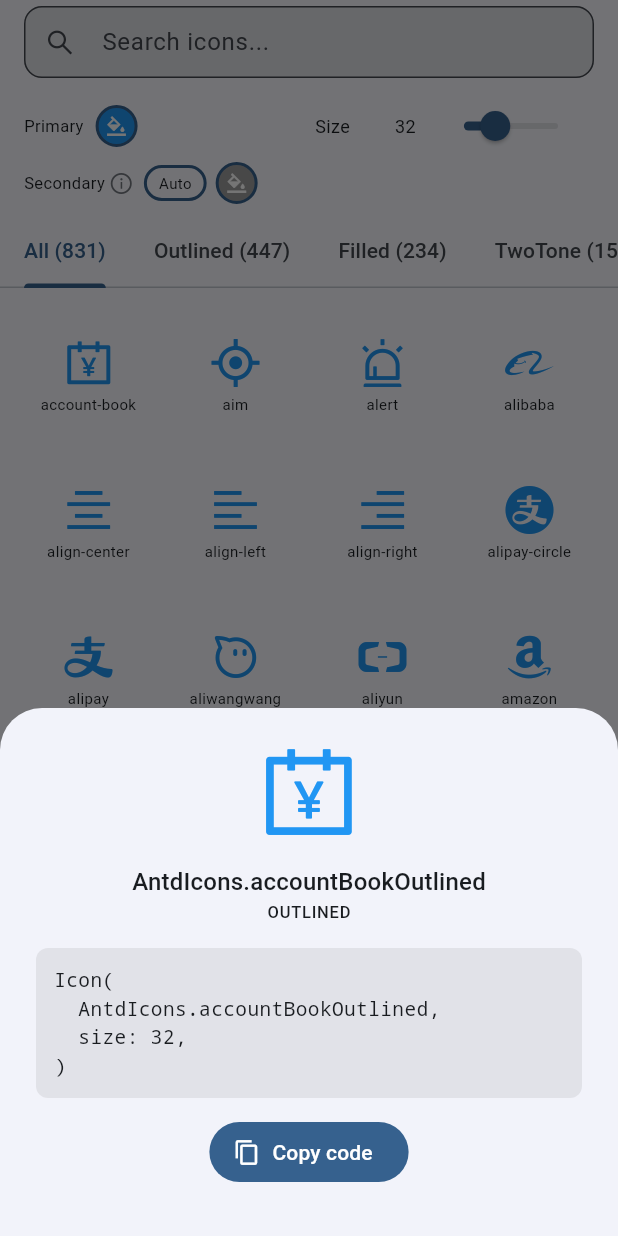
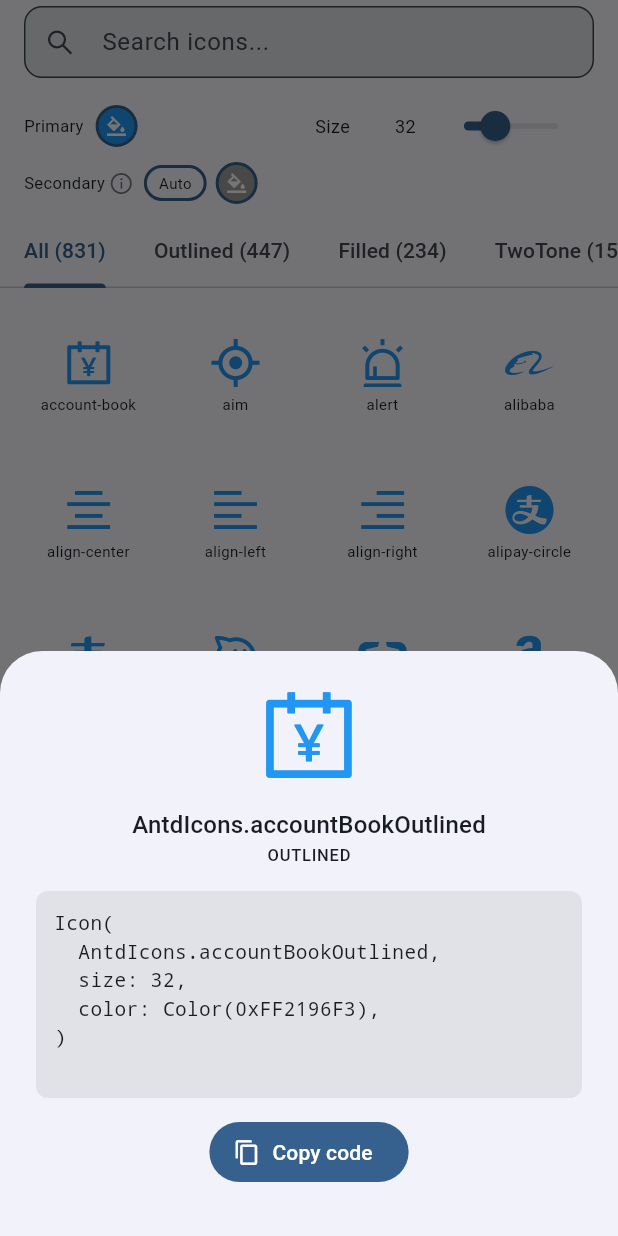
Before and after one commit to ocostalucas/ant_icons_plus, a Flutter app: the screen it shows after launch, after a tap on "account-book", on a phone screen of 412 x 824 dp. Run offline on Flutter 3.47's test engine with Material 3 defaults, Android fonts, the phone set to English and light mode, and no system bars; our stand-ins replace flutter_colorpicker, flutter_svg.

Commit message:
feat: add primary and secondary color support in icon detail sheet

```diff
--- a/example/lib/gallery_page.dart
+++ b/example/lib/gallery_page.dart
@@ -82,6 +82,8 @@ class _GalleryPageState extends State<GalleryPage>
             item: item,
             iconSize: _iconSize,
             iconPreview: _buildIcon(item, size: 64),
+            primaryColor: _color,
+            secondaryColor: _secondaryColor,
           ),
           child: Column(
             mainAxisAlignment: MainAxisAlignment.center,
--- a/example/lib/widgets/icon_detail_sheet.dart
+++ b/example/lib/widgets/icon_detail_sheet.dart
@@ -8,10 +8,35 @@ void showIconDetailSheet(
   required IconItem item,
   required double iconSize,
   required Widget iconPreview,
+  required Color primaryColor,
+  Color? secondaryColor,
 }) {
-  final code = item.variant == IconVariant.twotone
-      ? 'AntdIcon(\n  AntdIcons.${item.constName},\n  size: ${iconSize.round()},\n  color: Colors.blue,\n)'
-      : 'Icon(\n  AntdIcons.${item.constName},\n  size: ${iconSize.round()},\n)';
+    String colorToHex(Color c) =>
+      '0x${c.toARGB32().toRadixString(16).padLeft(8, '0').toUpperCase()}';
+  final primaryHex = colorToHex(primaryColor);
+  final secondaryHex = secondaryColor != null
+      ? colorToHex(secondaryColor)
+      : null;
+
+  final sb = StringBuffer();
+  if (item.variant == IconVariant.twotone) {
+    sb.writeln('AntdIcon(');
+    sb.writeln('  AntdIcons.${item.constName},');
+    sb.writeln('  size: ${iconSize.round()},');
+    sb.writeln('  color: Color($primaryHex),');
+    if (secondaryHex != null) {
+      sb.writeln('  secondaryColor: Color($secondaryHex),');
+    }
+    sb.writeln(')');
+  } else {
+    sb.writeln('Icon(');
+    sb.writeln('  AntdIcons.${item.constName},');
+    sb.writeln('  size: ${iconSize.round()},');
+    sb.writeln('  color: Color($primaryHex),');
+    sb.writeln(')');
+  }
+
+  final code = sb.toString();
 
   showModalBottomSheet(
     context: context,
```
